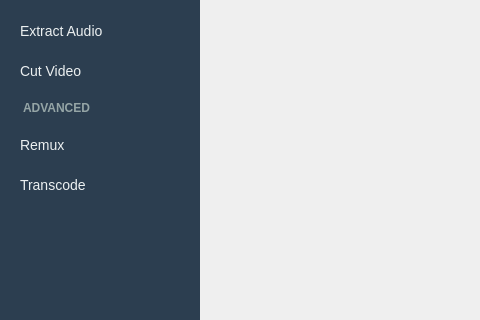
Above: src/builder/src/open_converter.ui from OpenConverterLab/OpenConverter before the change; both pictures show x 0 to 480 and y 142 to 462 of the 1200 by 700 pixel window. Below: the same form after it.
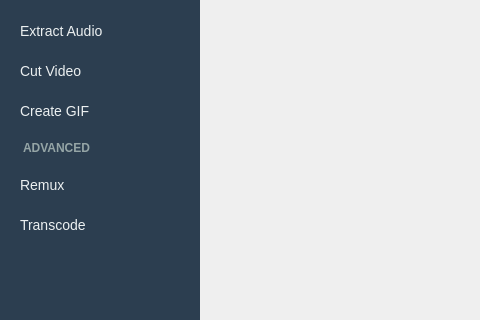
That is the form after the change.

Commit message: ui: add create_gif_page

```diff
--- a/src/builder/src/open_converter.ui
+++ b/src/builder/src/open_converter.ui
@@ -138,6 +138,16 @@
          </property>
         </widget>
        </item>
+       <item>
+        <widget class="QPushButton" name="btnCreateGif">
+         <property name="text">
+          <string>Create GIF</string>
+         </property>
+         <property name="checkable">
+          <bool>true</bool>
+         </property>
+        </widget>
+       </item>
        <item>
         <widget class="QLabel" name="labelAdvancedSection">
          <property name="text">
```
The commit also changes 7 other files.
